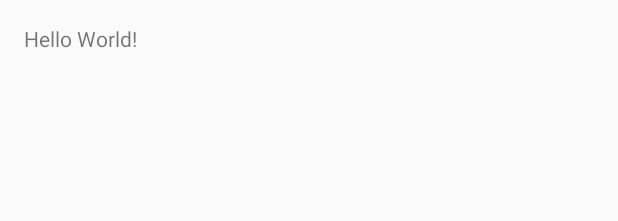
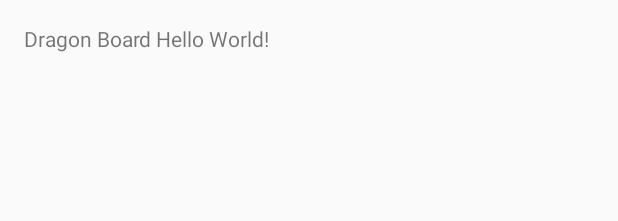
Before and after one commit to EduardoRiccio/GitExample, an Android app: the layout activity_git.xml on its own in the app's theme, with its tools: preview values and no code run, on a phone screen of 412 x 824 dp. Shown: the top 221 px of the screen. Run offline under Robolectric (Android 15) with nearby library versions, the phone set to English and light mode, and no system bars.

Commit message:
Changed text.

```diff
--- a/app/src/main/res/layout/activity_git.xml
+++ b/app/src/main/res/layout/activity_git.xml
@@ -13,5 +13,5 @@
     <TextView
         android:layout_width="wrap_content"
         android:layout_height="wrap_content"
-        android:text="Hello World!" />
+        android:text="Dragon Board Hello World!" />
 </RelativeLayout>
```
